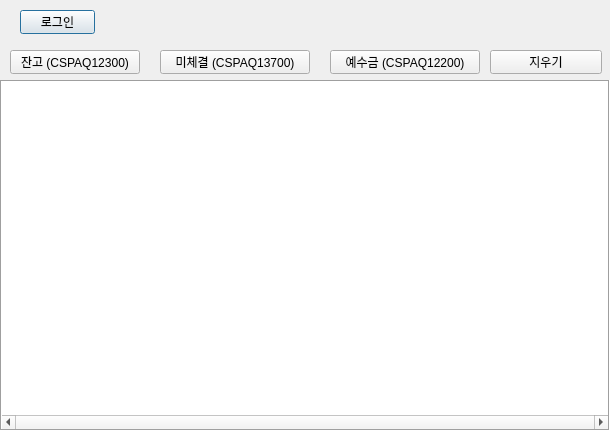
teranum/ebest-openapi-samples, file Python/32. MainWindow.ui: the form before one commit.
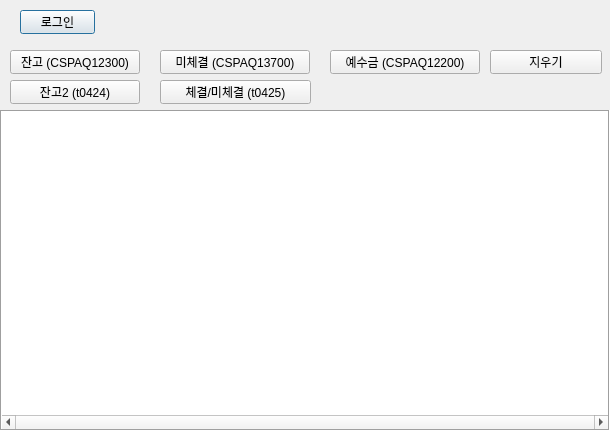
The form after the commit.

Commit message: add t0424, t0425

What changed in the file:
```diff
--- a/Python/32. MainWindow.ui
+++ b/Python/32. MainWindow.ui
@@ -62,9 +62,9 @@
    <property name="geometry">
     <rect>
      <x>0</x>
-     <y>80</y>
+     <y>110</y>
      <width>610</width>
-     <height>351</height>
+     <height>321</height>
     </rect>
    </property>
    <property name="frameShape">
@@ -109,6 +109,32 @@
     <string>예수금 (CSPAQ12200)</string>
    </property>
   </widget>
+  <widget class="QPushButton" name="btn_jango_2">
+   <property name="geometry">
+    <rect>
+     <x>10</x>
+     <y>80</y>
+     <width>130</width>
+     <height>24</height>
+    </rect>
+   </property>
+   <property name="text">
+    <string>잔고2 (t0424)</string>
+   </property>
+  </widget>
+  <widget class="QPushButton" name="btn_che_miche">
+   <property name="geometry">
+    <rect>
+     <x>160</x>
+     <y>80</y>
+     <width>151</width>
+     <height>24</height>
+    </rect>
+   </property>
+   <property name="text">
+    <string>체결/미체결 (t0425)</string>
+   </property>
+  </widget>
  </widget>
  <resources/>
  <connections/>
```
The commit also changes 1 other file.
